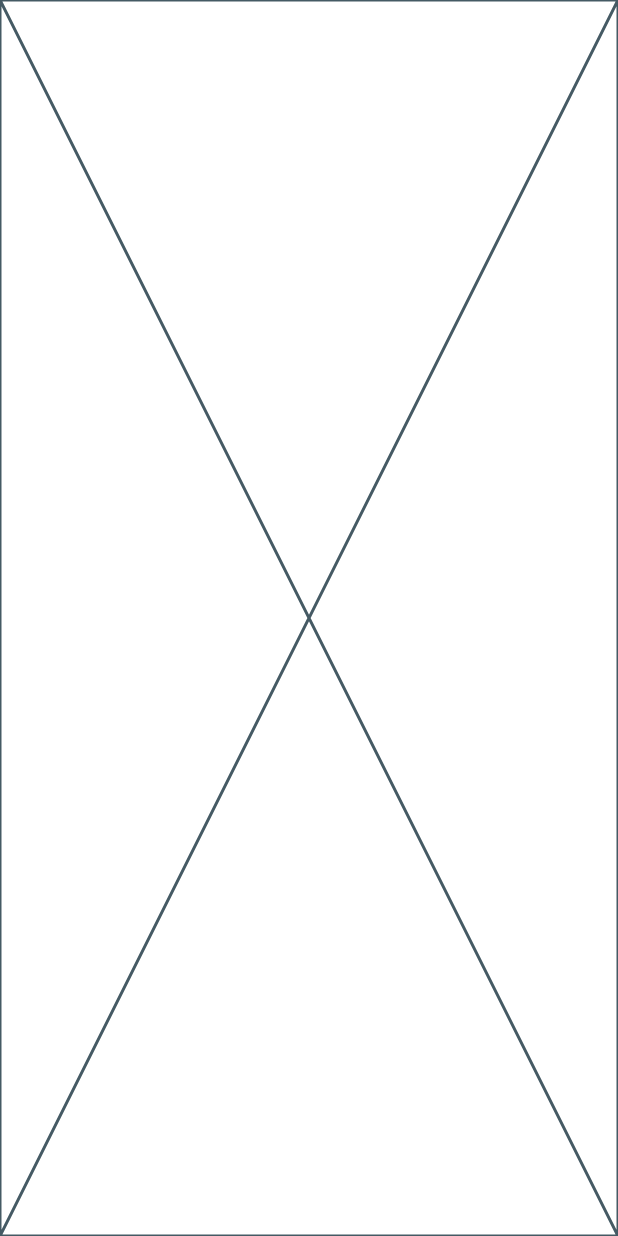
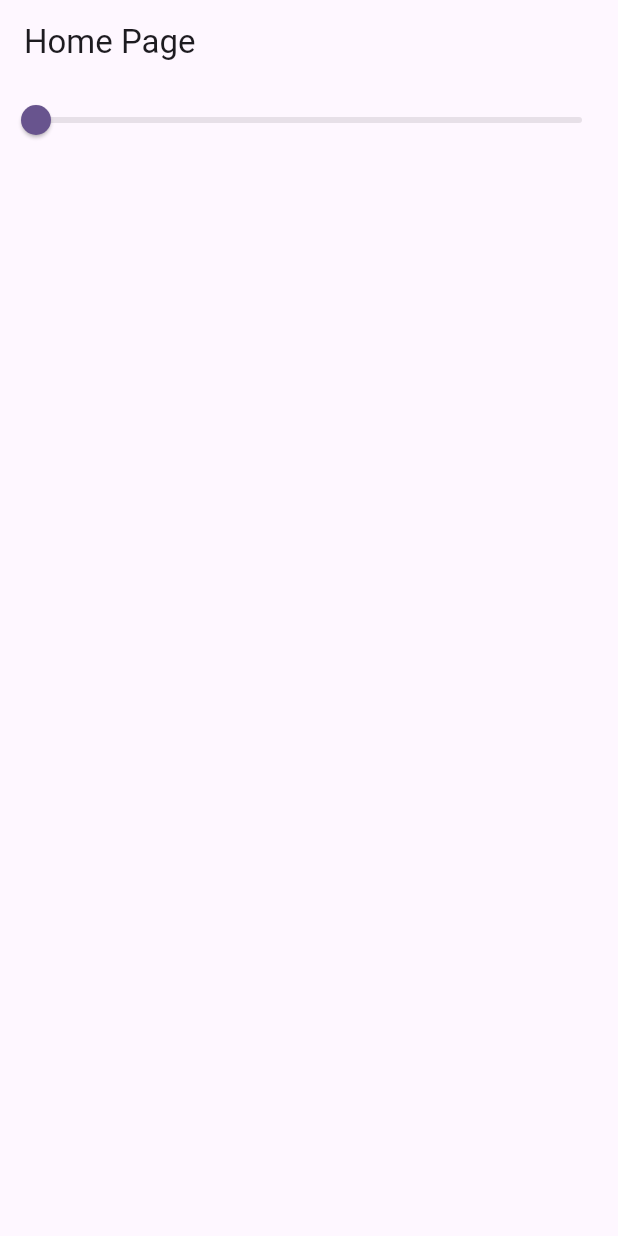
Before and after one commit to ajlank/Ffprojects, a Flutter app: the screen it shows after launch, on a phone screen of 412 x 824 dp. Run offline on Flutter 3.47's test engine with Material 3 defaults, Android fonts, the phone set to English and light mode, and no system bars.

Commit message:
inherited notifier

```diff
--- a/lib/inherited_model_view.dart
+++ b/lib/inherited_model_view.dart
@@ -96,8 +96,6 @@ class AvailableColorsWidget extends InheritedModel<AvailableColors>{
   }
 
 
-
-
 }
 
 class ColorWidget extends StatelessWidget {
--- /dev/null
+++ b/lib/inherited_notifier_view.dart
@@ -0,0 +1,89 @@
+import 'package:flutter/material.dart';
+
+class SliderData extends ChangeNotifier{
+  double _value=0.0;
+  double get value=>_value;
+
+  set value(double newValue){
+    if(newValue!=_value){
+      _value=newValue;
+      notifyListeners();
+    }
+  }
+}
+
+final sliderData=SliderData();
+
+class SliderInheritedNotifier extends InheritedNotifier<SliderData>{
+  const SliderInheritedNotifier({
+    Key? key,
+    required SliderData sliderData,
+    required Widget child,
+
+    }):super(key: key, notifier:sliderData, child:child);
+
+   static double of(BuildContext context)=>
+    context.dependOnInheritedWidgetOfExactType<SliderInheritedNotifier>()
+    ?.notifier
+    ?.value?? 0.0;
+
+
+}
+
+class HomePageThree extends StatelessWidget {
+  const HomePageThree({super.key});
+
+  @override
+  Widget build(BuildContext context) {
+    return Scaffold(
+    appBar: AppBar(
+      title: const Text('Home Page'),
+    ),
+    body: SliderInheritedNotifier(
+      sliderData: sliderData,
+      child: Builder(
+        builder: (context) {
+          return Column(
+            children: [
+              Slider(
+                value: SliderInheritedNotifier.of(context),
+                 onChanged: (value) {
+                   sliderData.value=value;
+                 },
+                 ),
+                 Row(
+                  mainAxisSize: MainAxisSize.max,
+                  children: [
+                    Opacity(
+                      opacity: SliderInheritedNotifier.of(context),
+                      child: Container(
+                        color: Colors.yellow,
+                        height: 200,
+                        width: 200,
+
+                      ),
+                    ),
+                    Opacity(
+                    opacity: SliderInheritedNotifier.of(context),
+                      child: Container(
+                        color: Colors.blue,
+                        height: 200,
+                        width: 200,
+                      ),
+                    )
+                  ].expandEqually().toList(),
+                 )
+            ]
+          );
+        }
+      ),
+    ),
+    );
+  }
+}
+
+extension ExpandEqually on Iterable<Widget>{
+
+  Iterable<Widget>expandEqually()=>map((w)=>Expanded(child:w));
+
+}
--- a/lib/main.dart
+++ b/lib/main.dart
@@ -1,4 +1,5 @@
 import 'package:flutter/material.dart';
+import 'package:vanillacontacts_course/inherited_notifier_view.dart';
 import 'package:vanillacontacts_course/value_notifier_view.dart';
 
 void main() {
@@ -9,16 +10,8 @@ void main() {
       theme: ThemeData(
         colorScheme: ColorScheme.fromSeed(seedColor: Colors.deepPurple),
       ),
-      home:Hello(),
+      home:HomePageThree(),
       routes: {'/new-contact': (context) => NewContactView()},
     ),
   );
 }
-class Hello extends StatelessWidget {
-  const Hello({super.key});
-
-  @override
-  Widget build(BuildContext context) {
-    return const Placeholder();
-  }
-}
```
